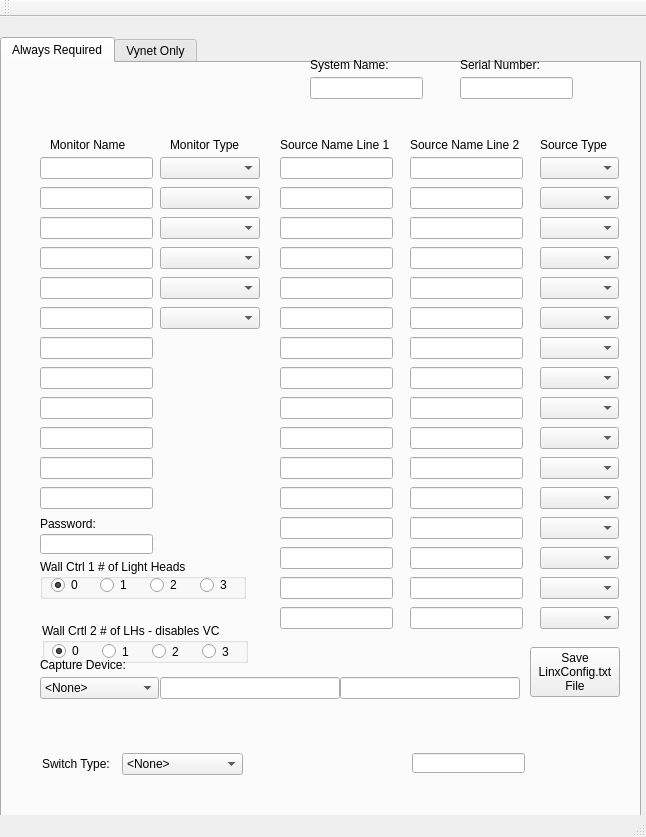
Qt form mainwindow.ui (FSNMedical/LinxConfigurator) before a commit.
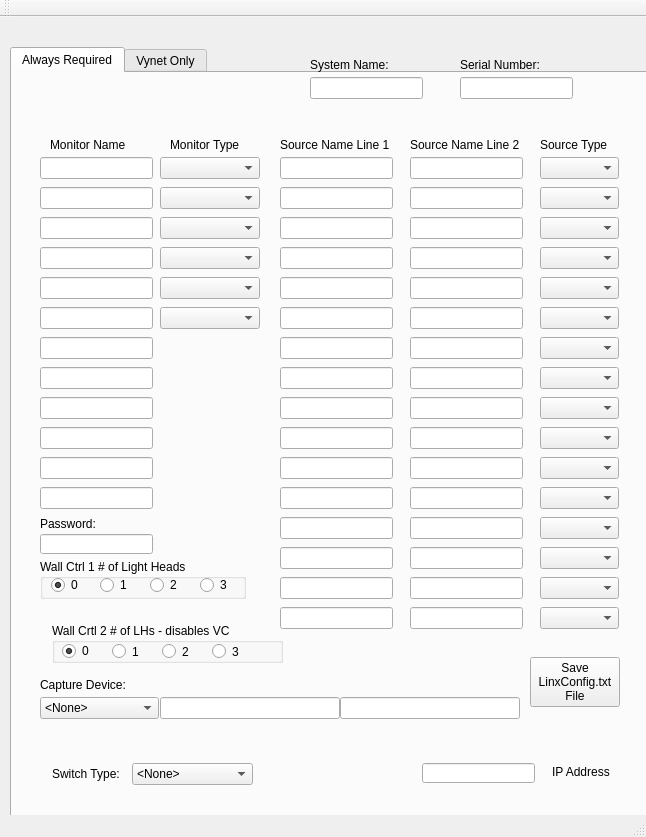
The same form after that commit.

The edit to the form file:
```diff
--- a/mainwindow.ui
+++ b/mainwindow.ui
@@ -18,7 +18,7 @@
     <property name="geometry">
      <rect>
       <x>530</x>
-      <y>630</y>
+      <y>640</y>
       <width>90</width>
       <height>50</height>
      </rect>
@@ -2804,7 +2804,7 @@
     <property name="geometry">
      <rect>
       <x>40</x>
-      <y>660</y>
+      <y>680</y>
       <width>119</width>
       <height>22</height>
      </rect>
@@ -2849,7 +2849,7 @@
     <property name="geometry">
      <rect>
       <x>40</x>
-      <y>640</y>
+      <y>660</y>
       <width>110</width>
       <height>16</height>
      </rect>
@@ -2945,7 +2945,7 @@
     <property name="geometry">
      <rect>
       <x>160</x>
-      <y>660</y>
+      <y>680</y>
       <width>180</width>
       <height>22</height>
      </rect>
@@ -2958,7 +2958,7 @@
     <property name="geometry">
      <rect>
       <x>340</x>
-      <y>660</y>
+      <y>680</y>
       <width>180</width>
       <height>22</height>
      </rect>
@@ -2968,7 +2968,7 @@
     <property name="geometry">
      <rect>
       <x>160</x>
-      <y>630</y>
+      <y>650</y>
       <width>150</width>
       <height>30</height>
      </rect>
@@ -2981,7 +2981,7 @@
     <property name="geometry">
      <rect>
       <x>339</x>
-      <y>630</y>
+      <y>650</y>
       <width>190</width>
       <height>30</height>
      </rect>
@@ -2993,8 +2993,8 @@
    <widget class="QTabWidget" name="tabWidget">
     <property name="geometry">
      <rect>
-      <x>0</x>
-      <y>20</y>
+      <x>10</x>
+      <y>30</y>
       <width>641</width>
       <height>781</height>
      </rect>
@@ -3010,8 +3010,8 @@
       <property name="geometry">
        <rect>
         <x>40</x>
-        <y>560</y>
-        <width>206</width>
+        <y>550</y>
+        <width>231</width>
         <height>40</height>
        </rect>
       </property>
@@ -3140,6 +3140,19 @@
        </rect>
       </property>
      </widget>
+     <widget class="QLabel" name="IP_Addr">
+      <property name="geometry">
+       <rect>
+        <x>540</x>
+        <y>690</y>
+        <width>71</width>
+        <height>17</height>
+       </rect>
+      </property>
+      <property name="text">
+       <string>IP Address</string>
+      </property>
+     </widget>
     </widget>
     <widget class="QWidget" name="tab_2">
      <attribute name="title">
```
Left out of the diff: 4 changed lines with no effect on the pictures.
